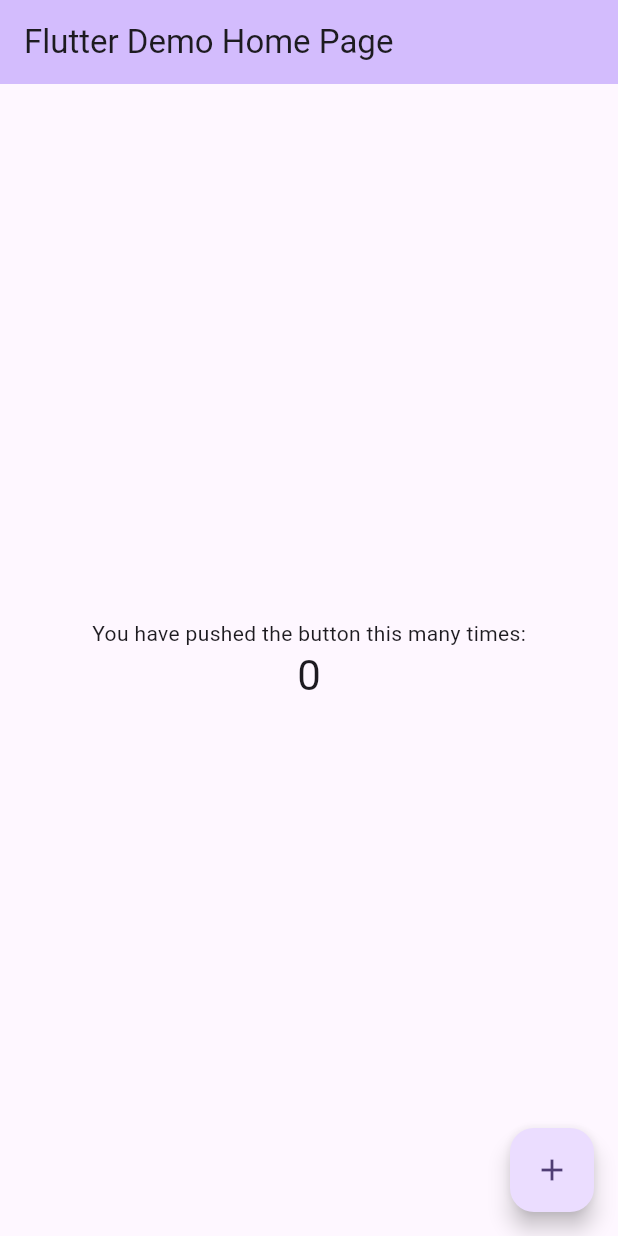
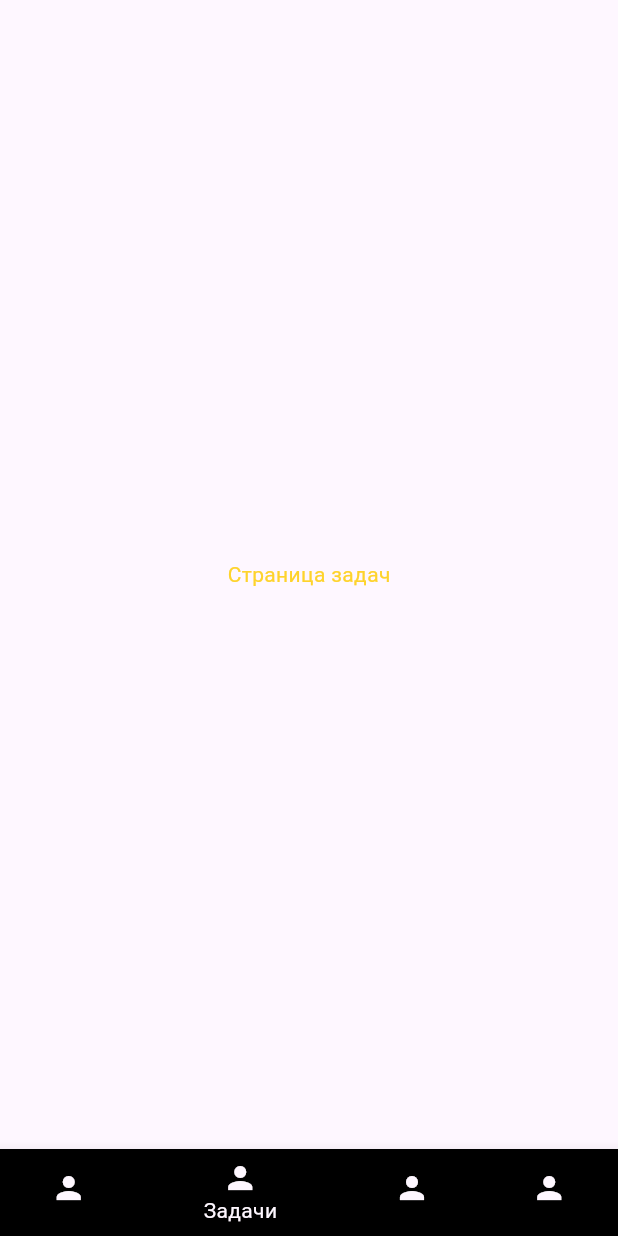
Before and after one commit to McAr0v/ip_planner_flutter, a Flutter app: the screen it shows after launch, on a phone screen of 412 x 824 dp. Run offline on Flutter 3.47's test engine with Material 3 defaults, Android fonts, the phone set to English and light mode, and no system bars.

Commit message:
Загружены шрифты. Создана минимальная навигация. Создан класс под цвета

```diff
--- /dev/null
+++ b/lib/design/app_colors.dart
@@ -0,0 +1,11 @@
+import 'dart:ui';
+
+class AppColors {
+  static const Color brandColor = Color(0xFFFED32C);
+  static const Color greyOnBackground = Color(0xFF1A1E23);
+  static const Color greyBackground = Color(0xFF202329);
+  static const Color greyForCards = Color(0xFF2B3138);
+  static const Color greyText = Color(0xFF6E7177);
+  static const Color white = Color(0xFFFCFDFE);
+  static const Color attentionRed = Color(0xFFFA5C47);
+}
--- a/lib/main.dart
+++ b/lib/main.dart
@@ -1,6 +1,20 @@
 import 'package:flutter/material.dart';
+import 'package:ip_planner_flutter/navigation/custom_navigation.dart';
 
-void main() {
+import 'design/app_colors.dart';
+
+void main() async{
+
+  WidgetsFlutterBinding.ensureInitialized();
+
+  // Посмотреть в движе - это слушатель изменений при входе выходе пользователя
+  /*runApp(
+    ChangeNotifierProvider(
+      create: (context) => AppState(),
+      child: MyApp(),
+    ),
+  );*/
+
   runApp(const MyApp());
 }
 
@@ -11,27 +25,24 @@ class MyApp extends StatelessWidget {
   @override
   Widget build(BuildContext context) {
     return MaterialApp(
-      title: 'Flutter Demo',
-      theme: ThemeData(
-        // This is the theme of your application.
-        //
-        // TRY THIS: Try running your application with "flutter run". You'll see
-        // the application has a purple toolbar. Then, without quitting the app,
-        // try changing the seedColor in the colorScheme below to Colors.green
-        // and then invoke "hot reload" (save your changes or press the "hot
-        // reload" button in a Flutter-supported IDE, or press "r" if you used
-        // the command line to start the app).
-        //
-        // Notice that the counter didn't reset back to zero; the application
-        // state is not lost during the reload. To reset the state, use hot
-        // restart instead.
-        //
-        // This works for code too, not just values: Most code changes can be
-        // tested with just a hot reload.
+      //title: 'Flutter Demo',
+      /*theme: ThemeData(
         colorScheme: ColorScheme.fromSeed(seedColor: Colors.deepPurple),
         useMaterial3: true,
-      ),
-      home: const MyHomePage(title: 'Flutter Demo Home Page'),
+      ),*/
+
+      home: const CustomNavContainer(),
+      routes: {
+        '/Profile': (context) => const CustomNavContainer(initialTabIndex: 3,),
+        '/orders': (context) => const CustomNavContainer(initialTabIndex: 0),
+        '/tasks': (context) => const CustomNavContainer(initialTabIndex: 1),
+        '/stat': (context) => const CustomNavContainer(initialTabIndex: 2),
+        //'/privacy_policy': (context) => const PrivacyPolicyPage(),
+        //'/reset_password_page': (context) => const ResetPasswordPage(),
+        //'/cities': (context) => const CitiesListScreen(),
+
+        // Другие маршруты вашего приложения
+      },
     );
   }
 }
@@ -84,7 +95,7 @@ class _MyHomePageState extends State<MyHomePage> {
         backgroundColor: Theme.of(context).colorScheme.inversePrimary,
         // Here we take the value from the MyHomePage object that was created by
         // the App.build method, and use it to set our appbar title.
-        title: Text(widget.title),
+        title: Text(widget.title, style: const TextStyle(color: AppColors.brandColor),),
       ),
       body: Center(
         // Center is a layout widget. It takes a single child and positions it
@@ -107,6 +118,12 @@ class _MyHomePageState extends State<MyHomePage> {
           children: <Widget>[
             const Text(
               'You have pushed the button this many times:',
+              style: TextStyle(
+                fontFamily: 'sf_custom',
+                fontSize: 50.0,
+                fontWeight: FontWeight.normal,
+                height: 1
+              ),
             ),
             Text(
               '$_counter',
--- /dev/null
+++ b/lib/navigation/bottom_bar_design.dart
@@ -0,0 +1,43 @@
+import 'package:flutter/material.dart';
+
+class BottomBarDesign extends StatelessWidget {
+  final TabController tabController;
+  final void Function(int) onTabTapped;
+
+  const BottomBarDesign({super.key,
+    required this.tabController,
+    required this.onTabTapped,
+  });
+
+  // --- ВИДЖЕТ ОТОБРАЖЕНИЯ НИЖНЕГО ТАБ МЕНЮ -----
+
+  @override
+  Widget build(BuildContext context) {
+    return BottomNavigationBar(
+      currentIndex: tabController.index,
+      onTap: onTabTapped,
+      items: const [
+        BottomNavigationBarItem(
+          icon: Icon(Icons.person),
+          label: 'Сделки',
+          backgroundColor: Colors.black,
+        ),
+        BottomNavigationBarItem(
+          icon: Icon(Icons.person),
+          label: 'Задачи',
+          backgroundColor: Colors.black,
+        ),
+        BottomNavigationBarItem(
+          icon: Icon(Icons.person),
+          label: 'Статистика',
+          backgroundColor: Colors.black,
+        ),
+        BottomNavigationBarItem(
+          icon: Icon(Icons.person),
+          label: 'Профиль',
+          backgroundColor: Colors.black,
+        ),
+      ],
+    );
+  }
+}
--- /dev/null
+++ b/lib/navigation/custom_navigation.dart
@@ -0,0 +1,64 @@
+import 'package:flutter/material.dart';
+import 'package:ip_planner_flutter/navigation/bottom_bar_design.dart';
+import 'package:ip_planner_flutter/screens/order_screen.dart';
+import 'package:ip_planner_flutter/screens/profile_screen.dart';
+import 'package:ip_planner_flutter/screens/stat_screen.dart';
+import 'package:ip_planner_flutter/screens/task_screen.dart';
+
+// ---- ВСЯ НАВИГАЦИЯ ЗДЕСЬ! ----
+
+class CustomNavContainer extends StatefulWidget {
+  final int initialTabIndex;
+
+  const CustomNavContainer({Key? key, this.initialTabIndex = 1})
+      : super(key: key);
+
+  @override
+  CustomNavContainerState createState() => CustomNavContainerState();
+}
+
+class CustomNavContainerState extends State<CustomNavContainer>
+    with SingleTickerProviderStateMixin {
+
+  // Переменная, управляющая табами
+  late TabController _tabController;
+
+  // Названия табов
+  final List<String> _tabTitles = ['Сделки', 'Задачи', 'Статистика', 'Профиль'];
+
+  // --- ИНИЦИАЛИЗИРУЕМ СОСТОЯНИЕ -----
+  @override
+  void initState() {
+    super.initState();
+
+    // В зависимости от действий, меняем состояние контроллера табов
+    _tabController =
+        TabController(length: _tabTitles.length, vsync: this, initialIndex: widget.initialTabIndex);
+  }
+
+  // --- Сам виджет меню табов ----
+
+  @override
+  Widget build(BuildContext context) {
+    return Scaffold(
+      body: TabBarView(
+        controller: _tabController,
+        children: const [
+
+          OrderScreen(),
+          TaskScreen(),
+          StatScreen(),
+          ProfileScreen(),
+        ],
+      ),
+      bottomNavigationBar: BottomBarDesign(
+        onTabTapped: (index){
+          setState(() {
+            _tabController.index = index;
+          });
+        },
+        tabController: _tabController,
+      ),
+    );
+  }
+}
--- /dev/null
+++ b/lib/screens/task_screen.dart
@@ -0,0 +1,19 @@
+import 'package:flutter/cupertino.dart';
+import 'package:ip_planner_flutter/design/app_colors.dart';
+
+class TaskScreen extends StatelessWidget {
+  const TaskScreen({super.key});
+
+  @override
+  Widget build(BuildContext context) {
+
+    return const Expanded(
+        child: Center(
+          child: Text(
+            'Страница задач',
+            style: TextStyle(color: AppColors.brandColor),
+          ),
+        )
+    );
+  }
+}
```
Also changed, not shown: lib/screens/order_screen.dart (added, +19 -0 lines), lib/screens/profile_screen.dart (added, +19 -0 lines), lib/screens/stat_screen.dart (added, +19 -0 lines), pubspec.yaml (+8 -0 lines), fonts/sf_black.ttf (added), fonts/sf_regular.ttf (added).
